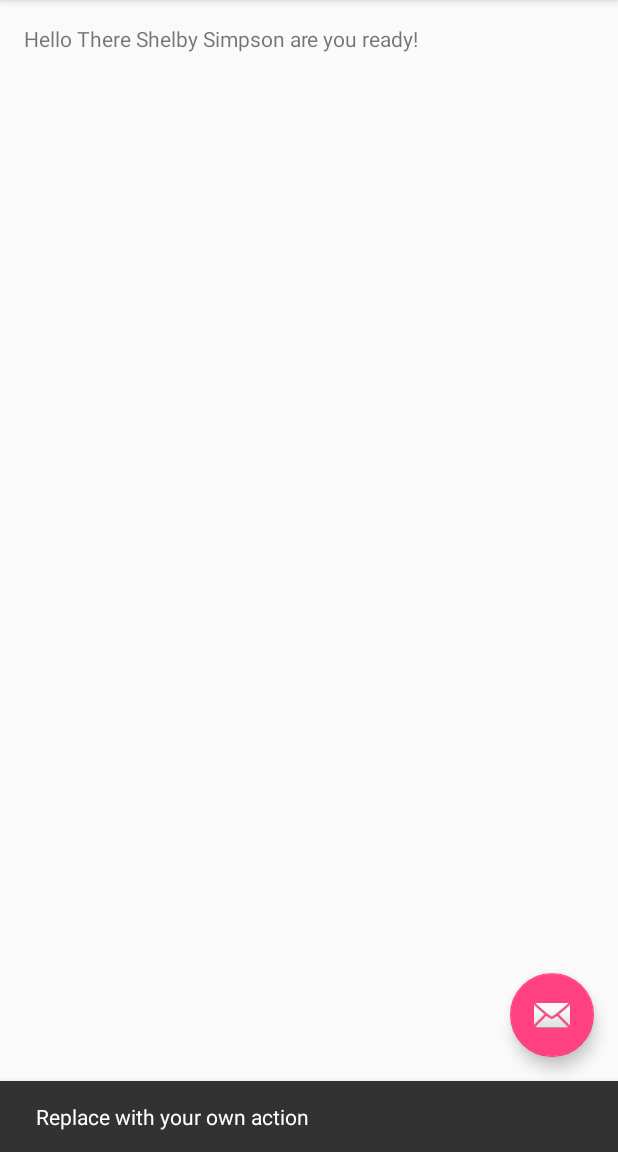
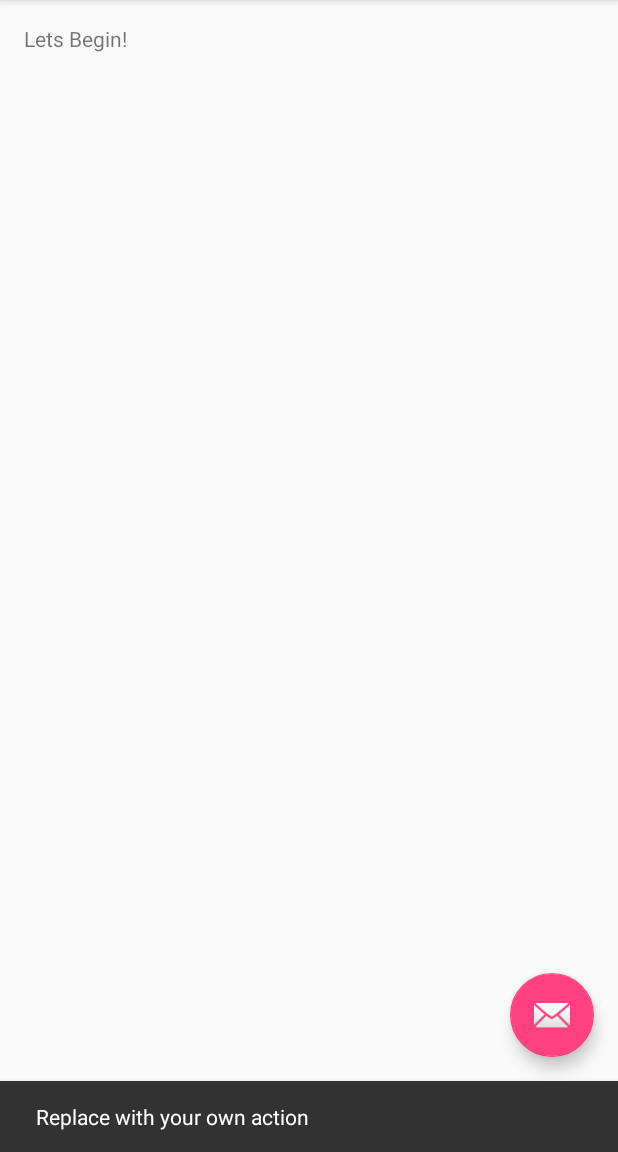
Before and after one commit to BeelineShopping/BeelineAppAndroid, an Android app: the screen it shows after launch (MainActivity), after a tap on an icon or button, on a phone screen of 412 x 824 dp, the part 84-1236 px from its top. Run offline under Robolectric (Android 15) with nearby library versions, the phone set to English and light mode, and no system bars.

Commit message:
Lets Begin

```diff
--- a/app/src/main/res/layout/content_main.xml
+++ b/app/src/main/res/layout/content_main.xml
@@ -15,5 +15,5 @@
     <TextView
         android:layout_width="wrap_content"
         android:layout_height="wrap_content"
-        android:text="Hello There Shelby Simpson are you ready!" />
+        android:text="Lets Begin!" />
 </RelativeLayout>
```
